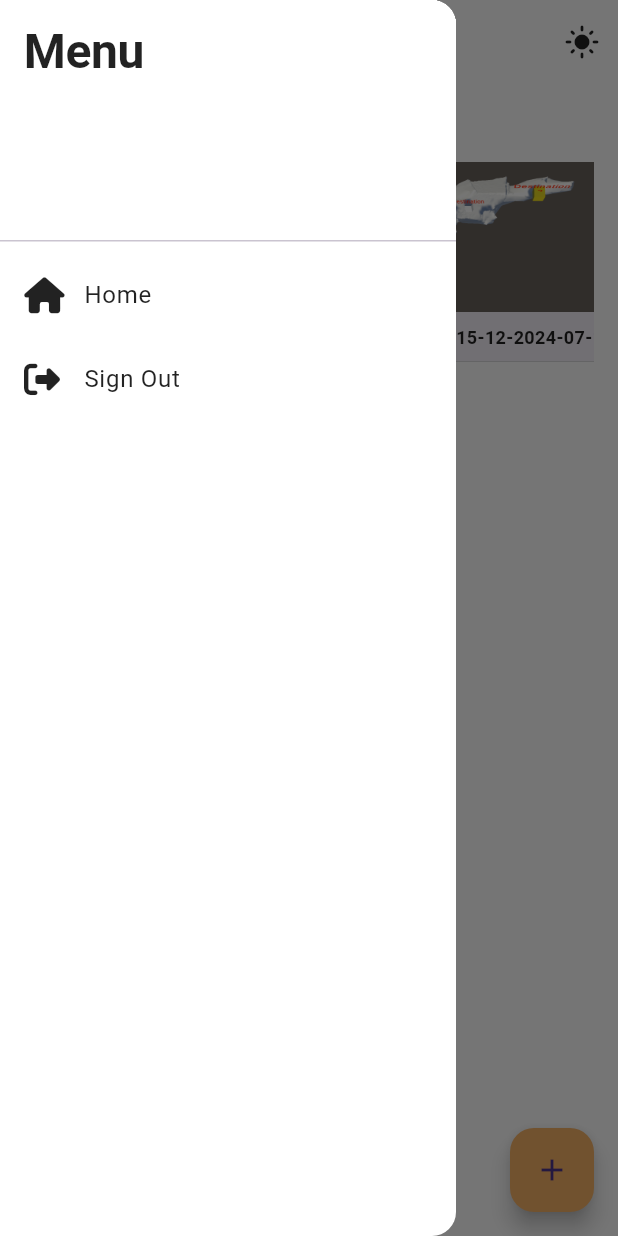
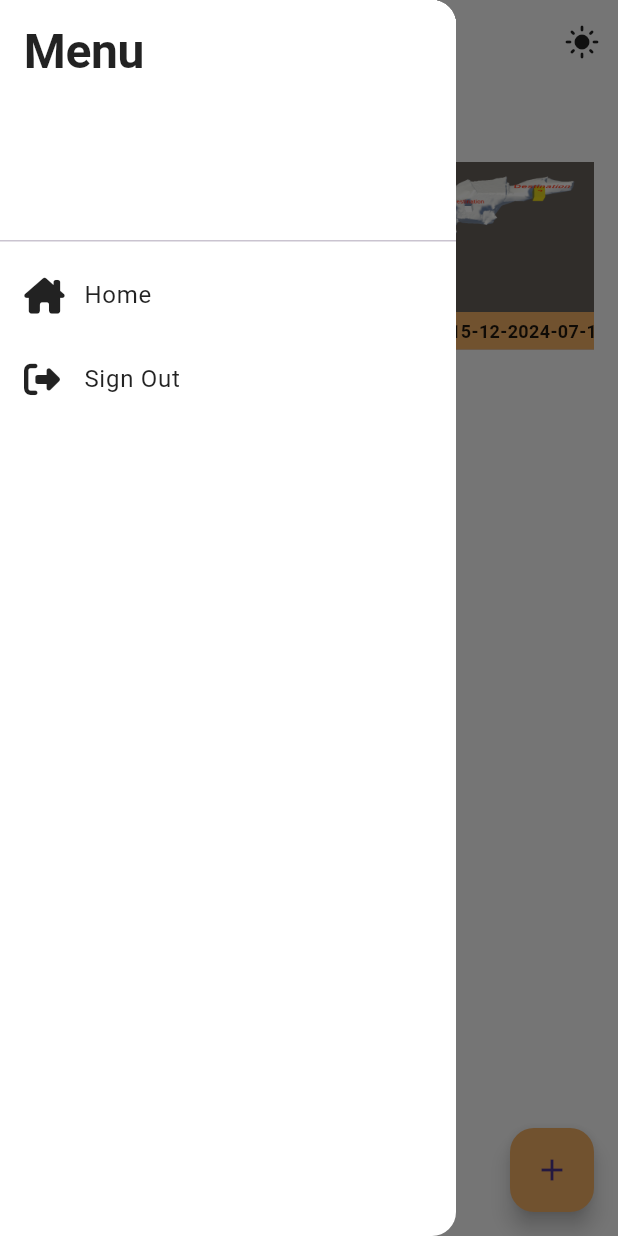
Before and after one commit to maheshp2002/Indoor-Navigation-System-Using-AR-Technology, a Flutter app: the AdminPage screen opened directly, with the side drawer open, on a phone screen of 412 x 824 dp. Run offline on Flutter 3.47's test engine with Material 3 defaults, Android fonts, the phone set to English and light mode, and no system bars; our stand-ins replace bot_toast, cloud_firestore, file_picker, firebase_auth, firebase_core, firebase_storage and 3 more; missing offline and left inert: flutter_unity_widget, qr_code_scanner, ulid; accounts and stored records are empty; project files that could hold a hidden picture were left out.

Commit message:
theme-setting

```diff
--- a/directar/lib/adminPage.dart
+++ b/directar/lib/adminPage.dart
@@ -3,6 +3,7 @@ import 'package:directar/components/navbar.dart';
 import 'package:directar/theme.dart';
 import 'package:directar/unity/mapEditor.dart';
 import 'package:flutter/material.dart';
+import 'package:font_awesome_flutter/font_awesome_flutter.dart';
 import '3DModel.dart';
 import 'QR_Code.dart';
 import 'sign.dart';
@@ -13,6 +14,7 @@ class AdminPage extends StatelessWidget {
 
   @override
   Widget build(BuildContext context) {
+    final theme = Theme.of(context);
     final recentItems = [
       {
         'image': 'assets/images/object.png',
@@ -29,59 +31,6 @@ class AdminPage extends StatelessWidget {
     ];
 
     return Scaffold(
-      // drawer: Drawer(
-      //   child: ListView(
-      //     padding: EdgeInsets.zero,
-      //     children: [
-      //       DrawerHeader(
-      //         decoration: const BoxDecoration(color: Colors.orange),
-      //         child: Column(
-      //           mainAxisAlignment: MainAxisAlignment.center,
-      //           children: [
-      //             Icon(Icons.admin_panel_settings,
-      //                 size: 60, color: Colors.white),
-      //             SizedBox(height: 10),
-      //             Text(
-      //               'Admin Options',
-      //               style: TextStyle(color: Colors.white, fontSize: 20),
-      //             ),
-      //           ],
-      //         ),
-      //       ),
-
-      //       ListTile(
-      //         leading: const Icon(Icons.view_in_ar),
-      //         title: const Text('3D Model'),
-      //         onTap: () {
-      //           Navigator.push(
-      //             context,
-      //             MaterialPageRoute(builder: (context) => const ThreeDModel()),
-      //           );
-      //         },
-      //       ),
-      //       ListTile(
-      //         leading: const Icon(Icons.qr_code),
-      //         title: const Text('QR Codes'),
-      //         onTap: () {
-      //           Navigator.push(
-      //             context,
-      //             MaterialPageRoute(builder: (context) => const QrCode()),
-      //           );
-      //         },
-      //       ),
-      //       ListTile(
-      //         leading: const Icon(Icons.logout),
-      //         title: const Text('Sign Out'),
-      //         onTap: () {
-      //           Navigator.push(
-      //             context,
-      //             MaterialPageRoute(builder: (context) => SignInPage()),
-      //           );
-      //         },
-      //       ),
-      //     ],
-      //   ),
-      // ),
       appBar: const CommonAppBar(
         title: 'Admin Page',
       ),
@@ -112,24 +61,57 @@ class AdminPage extends StatelessWidget {
                         ),
                       );
                     },
+                    // child: Card(
+                    //   margin: const EdgeInsets.symmetric(horizontal: 8.0),
+                    //   child: Column(
+                    //     crossAxisAlignment: CrossAxisAlignment.start,
+                    //     children: [
+                    //       Image.asset(
+                    //         item['image']!,
+                    //         fit: BoxFit.cover,
+                    //         height: 100,
+                    //         width: 200,
+                    //       ),
+
+                    //       Padding(
+                    //         padding: const EdgeInsets.all(8),
+                    //         child: Text(
+                    //           item['description']!,
+                    //           style: const TextStyle(
+                    //             fontSize: 12,
+                    //             fontWeight: FontWeight.bold,
+                    //           ),
+                    //         ),
+                    //       ),
+                    //     ],
+                    //   ),
+                    // ),
                     child: Card(
                       margin: const EdgeInsets.symmetric(horizontal: 8.0),
                       child: Column(
                         crossAxisAlignment: CrossAxisAlignment.start,
                         children: [
                           Image.asset(
-                            item['image']!,
+                            item['image'] ??
+                                '', // Provide a fallback if the key is null
                             fit: BoxFit.cover,
                             height: 100,
                             width: 200,
                           ),
                           Padding(
-                            padding: const EdgeInsets.all(8),
-                            child: Text(
-                              item['description']!,
-                              style: const TextStyle(
-                                fontSize: 12,
-                                fontWeight: FontWeight.bold,
+                            padding: const EdgeInsets.all(0),
+                            child: Container(
+                              color: AppColors
+                                  .secondaryColor, // Set background color
+                              padding: const EdgeInsets.all(
+                                  4.0), // Optional padding for better spacing
+                              child: Text(
+                                item['description'] ??
+                                    'No description available', // Fallback text
+                                style: const TextStyle(
+                                  fontSize: 12,
+                                  fontWeight: FontWeight.bold,
+                                ),
                               ),
                             ),
                           ),
@@ -152,9 +134,12 @@ class AdminPage extends StatelessWidget {
                 itemCount: 10,
                 itemBuilder: (context, index) {
                   return ListTile(
-                    leading: const Icon(Icons.insert_drive_file),
-                    title: Text('File ${index + 1}'),
-                    subtitle: Text('Details about file ${index + 1}.'),
+                    leading: Icon(FontAwesomeIcons.file,
+                        color: theme.iconTheme.color),
+                    title: Text('File ${index + 1}',
+                        style: theme.textTheme.bodyLarge),
+                    subtitle: Text('Details about file ${index + 1}.',
+                        style: theme.textTheme.bodyLarge),
                     onTap: () {
                       Navigator.push(
                         context,
--- a/directar/lib/components/navbar.dart
+++ b/directar/lib/components/navbar.dart
@@ -1,3 +1,6 @@
+import 'package:directar/3DModel.dart';
+import 'package:directar/QR_Code.dart';
+import 'package:directar/adminPage.dart';
 import 'package:directar/config/constants.dart';
 import 'package:directar/services/firebaseService.dart';
 import 'package:flutter/material.dart';
@@ -23,7 +26,6 @@ class NavBarState extends State<NavBar> {
   void initState() {
     super.initState();
     checkRole();
-    print("role");
   }
 
   Future<void> _signOut(BuildContext context) async {
@@ -42,7 +44,6 @@ class NavBarState extends State<NavBar> {
     setState(() {
       userRole = role;
     });
-    print("role: ${role}");
   }
 
   @override
@@ -65,13 +66,45 @@ class NavBarState extends State<NavBar> {
           ),
           if (userRole != null && userRole != AppConstants.adminRole) ...[
             ListTile(
-              leading:
-                  Icon(FontAwesomeIcons.house, color: theme.iconTheme.color),
+              leading: Icon(FontAwesomeIcons.houseChimney,
+                  color: theme.iconTheme.color),
               title: Text('Home', style: theme.textTheme.bodyLarge),
               onTap: () => Navigator.pushReplacement(
                 context,
                 MaterialPageRoute(builder: (context) => const Home()),
               ),
+            ),
+          ],
+          if (userRole != null && userRole == AppConstants.adminRole) ...[
+            ListTile(
+              leading: Icon(FontAwesomeIcons.map, color: theme.iconTheme.color),
+              title: Text('Map Editor', style: theme.textTheme.bodyLarge),
+              onTap: () => Navigator.pushReplacement(
+                context,
+                MaterialPageRoute(builder: (context) => const AdminPage()),
+              ),
+            ),
+            ListTile(
+              leading:
+                  Icon(FontAwesomeIcons.cubes, color: theme.iconTheme.color),
+              title: Text('3D Model', style: theme.textTheme.bodyLarge),
+              onTap: () {
+                Navigator.push(
+                  context,
+                  MaterialPageRoute(builder: (context) => const ThreeDModel()),
+                );
+              },
+            ),
+            ListTile(
+              leading:
+                  Icon(FontAwesomeIcons.qrcode, color: theme.iconTheme.color),
+              title: Text('Scan QR Code', style: theme.textTheme.bodyLarge),
+              onTap: () {
+                Navigator.push(
+                  context,
+                  MaterialPageRoute(builder: (context) => const QrCode()),
+                );
+              },
             ),
           ],
           ListTile(
```
